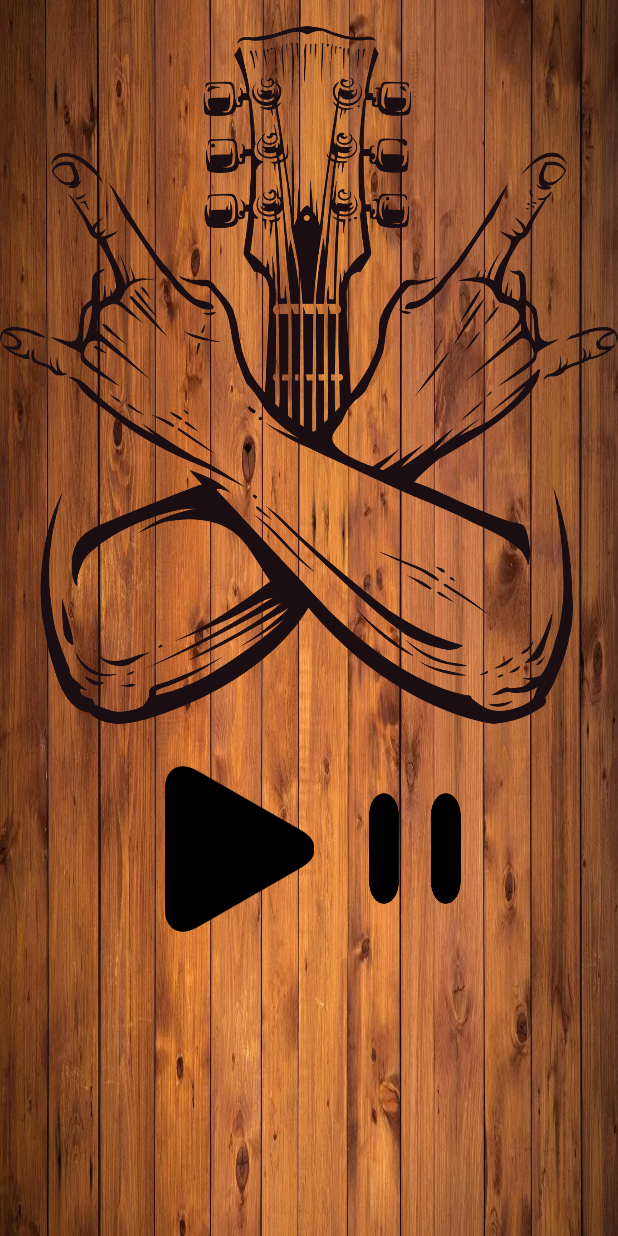
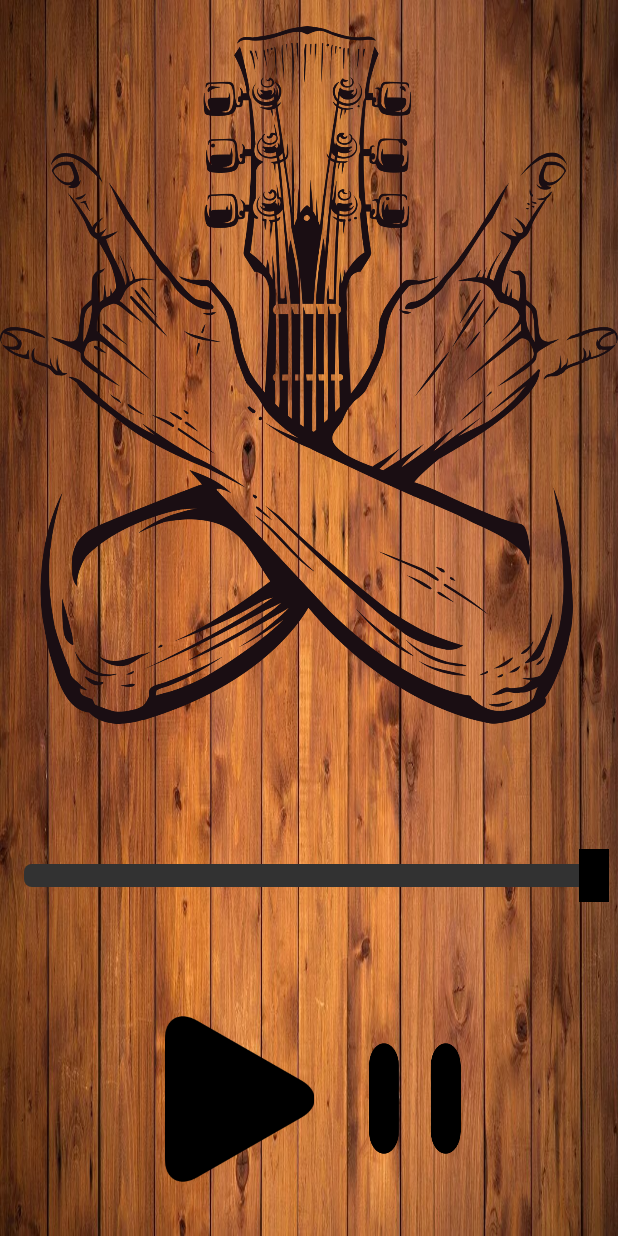
Before and after one commit to DemonBoss1/LearnMobile, an Android app: the Music_player_Activity screen opened directly, with no data from a screen before it, on a phone screen of 412 x 824 dp. Run offline under Robolectric (Android 15) with nearby library versions, the phone set to English and light mode, and no system bars.

Commit message:
Add seekbar volume

```diff
--- a/app/src/main/AndroidManifest.xml
+++ b/app/src/main/AndroidManifest.xml
@@ -14,10 +14,8 @@
         tools:targetApi="31">
         <activity
             android:name=".Music_player_Activity"
-            android:exported="false" />
-        <activity
-            android:name=".MainActivity2"
-            android:exported="false" />
+            android:exported="false"
+            android:screenOrientation="portrait"/>
         <activity
             android:name=".DoListActivity"
             android:exported="false" />
--- a/app/src/main/java/com/example/firstapp/Music_player_Activity.java
+++ b/app/src/main/java/com/example/firstapp/Music_player_Activity.java
@@ -6,11 +6,13 @@ import android.media.MediaPlayer;
 import android.os.Bundle;
 import android.widget.ImageButton;
 import android.view.View;
+import android.widget.SeekBar;
 
 public class Music_player_Activity extends AppCompatActivity {
 
     private ImageButton playImageButton, stopImageButton;
     private MediaPlayer mediaPlayer;
+    private SeekBar seekBar;
 
     @Override
     protected void onCreate(Bundle savedInstanceState) {
@@ -20,6 +22,25 @@ public class Music_player_Activity extends AppCompatActivity {
         playImageButton = findViewById(R.id.playImageButton);
         stopImageButton = findViewById(R.id.stopImageButton);
         mediaPlayer = MediaPlayer.create(getApplicationContext(), R.raw.back_in_black);
+
+        seekBar = findViewById(R.id.seekBar_luminosite);
+        seekBar.setOnSeekBarChangeListener(new SeekBar.OnSeekBarChangeListener() {
+            @Override
+            public void onProgressChanged(SeekBar seekBar, int i, boolean b) {
+                float volume=i/100f;
+                mediaPlayer.setVolume(volume,volume);
+            }
+
+            @Override
+            public void onStartTrackingTouch(SeekBar seekBar) {
+
+            }
+
+            @Override
+            public void onStopTrackingTouch(SeekBar seekBar) {
+
+            }
+        });
     }
 
     @Override
--- /dev/null
+++ b/app/src/main/res/drawable/border_shadow.xml
@@ -0,0 +1,17 @@
+<?xml version="1.0" encoding="utf-8"?>
+<layer-list xmlns:android="http://schemas.android.com/apk/res/android">
+    <item>
+        <shape>
+            <corners
+                android:radius="5dp" />
+            <gradient
+                android:angle="270"
+                android:startColor="#33000000"
+                android:centerColor="#11000000"
+                android:endColor="#11000000"
+                android:centerY="0.2"
+                android:type="linear"
+                />
+        </shape>
+    </item>
+</layer-list>
--- /dev/null
+++ b/app/src/main/res/drawable/custom_seekbar.xml
@@ -0,0 +1,10 @@
+<layer-list xmlns:android="http://schemas.android.com/apk/res/android" >
+
+    <item
+        android:id="@android:id/background"
+        android:drawable="@drawable/border_shadow"/>
+    <item android:id="@android:id/progress">
+        <clip android:drawable="@drawable/seekbar_progress" />
+    </item>
+
+</layer-list>
--- /dev/null
+++ b/app/src/main/res/drawable/custom_thumb.xml
@@ -0,0 +1,11 @@
+<?xml version="1.0" encoding="utf-8"?>
+<layer-list xmlns:android="http://schemas.android.com/apk/res/android">
+    <item>
+        <shape android:shape="rectangle">
+            <solid android:color="@color/colorThumb"/>
+            <size
+                android:width="20dp"
+                android:height="35dp"/>
+        </shape>
+    </item>
+</layer-list>
--- /dev/null
+++ b/app/src/main/res/drawable/seekbar_progress.xml
@@ -0,0 +1,16 @@
+<?xml version="1.0" encoding="utf-8"?>
+<layer-list
+    xmlns:android="http://schemas.android.com/apk/res/android" >
+    <item
+        android:id="@+id/progressshape" >
+        <clip>
+            <shape
+                android:shape="rectangle" >
+                <size android:height="5dp"/>
+                <corners
+                    android:radius="5dp" />
+                <solid android:color="@color/colorSeekbar"/>
+            </shape>
+        </clip>
+    </item>
+</layer-list>
--- a/app/src/main/res/layout/activity_music_player.xml
+++ b/app/src/main/res/layout/activity_music_player.xml
@@ -22,13 +22,15 @@
         app:srcCompat="@drawable/ic_guitar" />
 
     <LinearLayout
+        android:id="@+id/linearLayout5"
         android:layout_width="wrap_content"
         android:layout_height="wrap_content"
+        android:layout_marginBottom="25dp"
         android:gravity="center"
         android:orientation="horizontal"
+        app:layout_constraintBottom_toBottomOf="parent"
         app:layout_constraintEnd_toEndOf="parent"
-        app:layout_constraintStart_toStartOf="parent"
-        app:layout_constraintTop_toBottomOf="@+id/simpleImageView">
+        app:layout_constraintStart_toStartOf="parent">
 
         <ImageButton
             android:id="@+id/playImageButton"
@@ -57,5 +59,23 @@
             app:srcCompat="@drawable/ic_stop" />
     </LinearLayout>
 
+    <SeekBar
+        android:id="@+id/seekBar_luminosite"
+        android:layout_width="0dp"
+        android:layout_height="wrap_content"
+        android:maxWidth="15dp"
+        android:maxHeight="15dp"
+        android:minWidth="15dp"
+        android:minHeight="15dp"
+        android:max="100"
+        android:min="0"
+        android:progress="100"
+        android:progressDrawable="@drawable/custom_seekbar"
+        android:thumb="@drawable/custom_thumb"
+        app:layout_constraintBottom_toTopOf="@+id/linearLayout5"
+        app:layout_constraintEnd_toEndOf="parent"
+        app:layout_constraintStart_toStartOf="parent"
+        app:layout_constraintTop_toBottomOf="@+id/simpleImageView" />
+
 
 </androidx.constraintlayout.widget.ConstraintLayout>
--- a/app/src/main/res/values/colors.xml
+++ b/app/src/main/res/values/colors.xml
@@ -6,4 +6,6 @@
     <color name="asideBgColor">#EAEAEA</color>
     <color name="of_app">#EC6D6D</color>
     <color name="gray">#818181</color>
+    <color name="colorThumb">#FF000000</color>
+    <color name="colorSeekbar">#323232</color>
 </resources>
```
